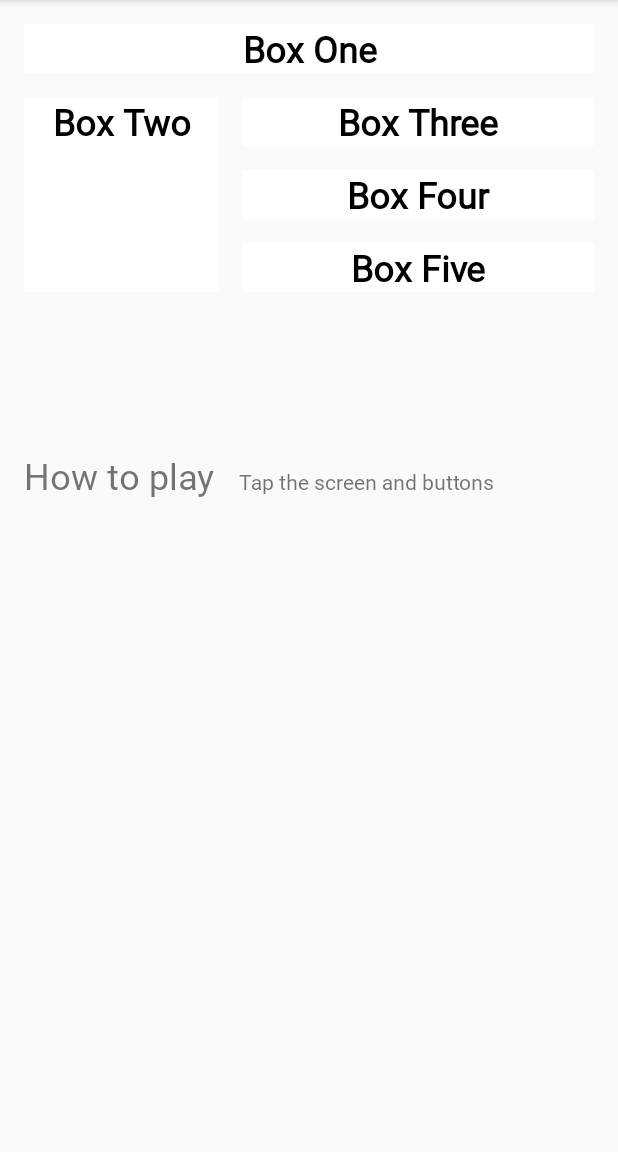
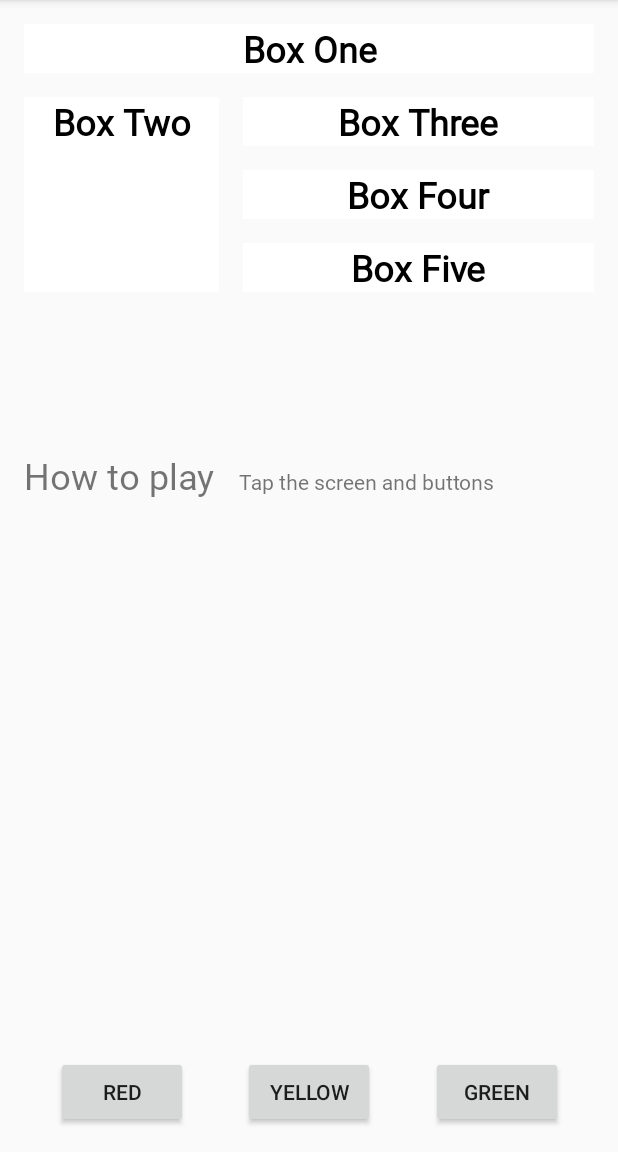
Before and after one commit to matthew-spire/android, an Android app: the screen it shows after launch (MainActivity), on a phone screen of 412 x 824 dp, the part 84-1236 px from its top. Run offline under Robolectric (Android 15) with nearby library versions, the phone set to English and light mode, and no system bars.

Commit message:
Added Three Buttons with Constraints that, When Clicked, Change the Color of Box 3 (Red), Box 4 (Yellow), and Box 5 (Green)

```diff
--- a/Layouts/ColorMyViews/app/src/main/java/com/matthewspire/colormyviews/MainActivity.kt
+++ b/Layouts/ColorMyViews/app/src/main/java/com/matthewspire/colormyviews/MainActivity.kt
@@ -20,8 +20,11 @@ class MainActivity : AppCompatActivity() {
     private fun setListeners() {
         // Use a listOf Views because we set the same click listener on each View
         val clickableViews: List<View> =
-            listOf(box_one_text, box_two_text, box_three_text,
-                box_four_text, box_five_text, constraint_layout)
+            listOf(
+                box_one_text, box_two_text, box_three_text,
+                box_four_text, box_five_text, constraint_layout,
+                red_button, yellow_button, green_button
+            )
 
         // Set the listener for each View
         for (item in clickableViews) {
@@ -56,6 +59,11 @@ class MainActivity : AppCompatActivity() {
             R.id.box_four_text -> view.setBackgroundResource(android.R.color.holo_green_dark)
             R.id.box_five_text -> view.setBackgroundResource(android.R.color.holo_green_light)
 
+            // Boxes using custom colors for background
+            R.id.red_button -> box_three_text.setBackgroundResource(R.color.my_red)
+            R.id.yellow_button -> box_four_text.setBackgroundResource(R.color.my_yellow)
+            R.id.green_button -> box_five_text.setBackgroundResource(R.color.my_green)
+
             // User taps the background, which reveals the outline of other boxes to click as a hint
             else -> view.setBackgroundColor(Color.LTGRAY)
         }
--- a/Layouts/ColorMyViews/app/src/main/res/layout/activity_main.xml
+++ b/Layouts/ColorMyViews/app/src/main/res/layout/activity_main.xml
@@ -100,4 +100,42 @@
         app:layout_constraintTop_toBottomOf="@+id/box_two_text"
         app:layout_constraintVertical_bias="0.193" />
 
+    <Button
+        android:id="@+id/red_button"
+        android:layout_width="wrap_content"
+        android:layout_height="wrap_content"
+        android:layout_marginStart="16dp"
+        android:text="@string/button_red"
+        app:layout_constraintBaseline_toBaselineOf="@+id/yellow_button"
+        app:layout_constraintEnd_toStartOf="@+id/yellow_button"
+        app:layout_constraintHorizontal_bias="0.5"
+        app:layout_constraintStart_toStartOf="parent" />
+
+    <Button
+        android:id="@+id/yellow_button"
+        android:layout_width="wrap_content"
+        android:layout_height="wrap_content"
+        android:layout_marginStart="16dp"
+        android:layout_marginTop="16dp"
+        android:layout_marginEnd="16dp"
+        android:layout_marginBottom="16dp"
+        android:text="@string/button_yellow"
+        app:layout_constraintBottom_toBottomOf="parent"
+        app:layout_constraintEnd_toStartOf="@+id/green_button"
+        app:layout_constraintHorizontal_bias="0.5"
+        app:layout_constraintStart_toEndOf="@+id/red_button"
+        app:layout_constraintTop_toBottomOf="@+id/info_text"
+        app:layout_constraintVertical_bias="1.0" />
+
+    <Button
+        android:id="@+id/green_button"
+        android:layout_width="wrap_content"
+        android:layout_height="wrap_content"
+        android:layout_marginEnd="16dp"
+        android:text="@string/button_green"
+        app:layout_constraintBaseline_toBaselineOf="@+id/yellow_button"
+        app:layout_constraintEnd_toEndOf="parent"
+        app:layout_constraintHorizontal_bias="0.5"
+        app:layout_constraintStart_toEndOf="@+id/yellow_button" />
+
 </androidx.constraintlayout.widget.ConstraintLayout>
--- a/Layouts/ColorMyViews/app/src/main/res/values/colors.xml
+++ b/Layouts/ColorMyViews/app/src/main/res/values/colors.xml
@@ -3,4 +3,8 @@
     <color name="colorPrimary">#008577</color>
     <color name="colorPrimaryDark">#00574B</color>
     <color name="colorAccent">#D81B60</color>
+
+    <color name="my_green">#12C700</color>
+    <color name="my_red">#E54304</color>
+    <color name="my_yellow">#FFC107</color>
 </resources>
```
